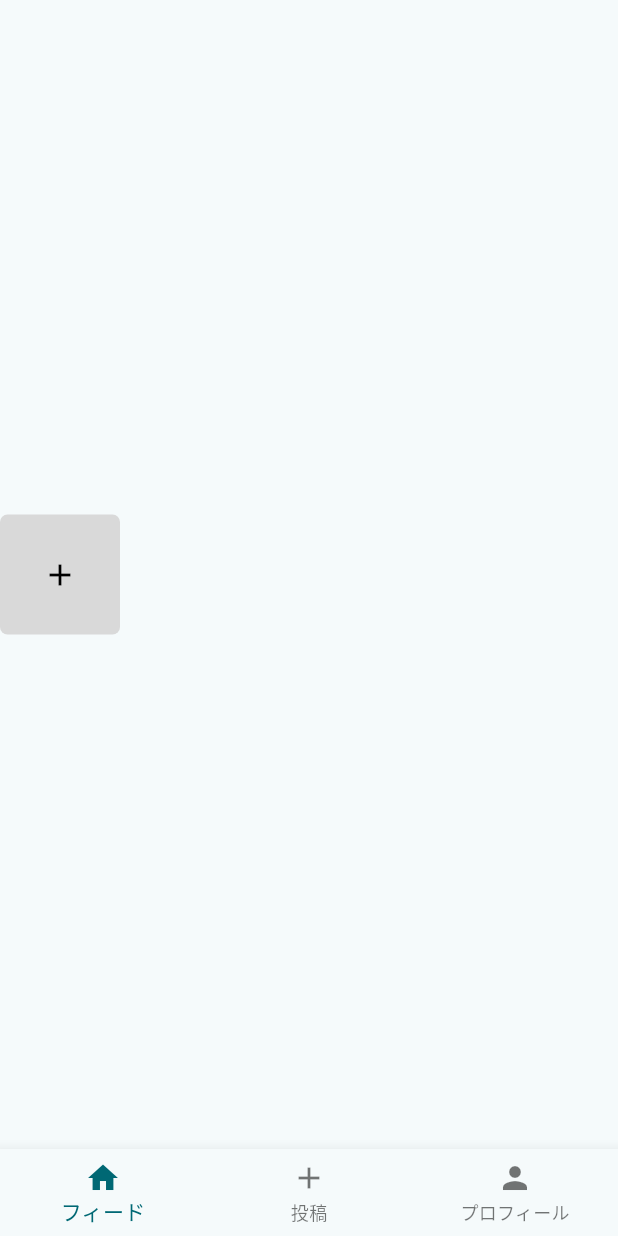
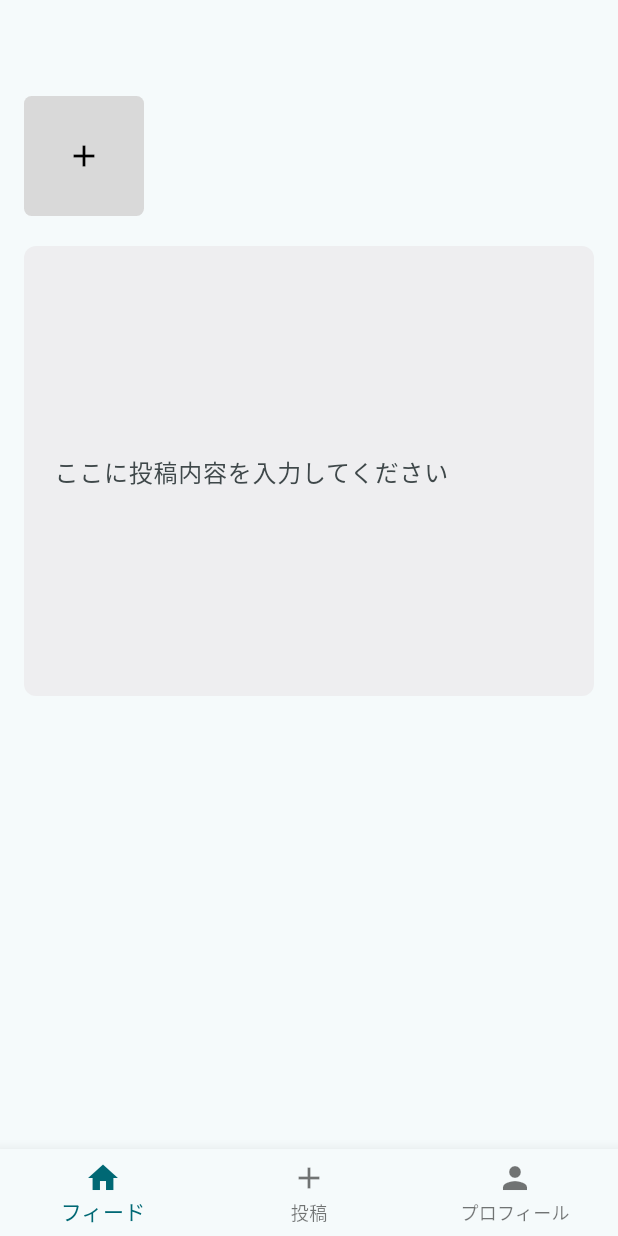
Before and after one commit to hanaka23/naily, a Flutter app: the PostPage screen opened by its route, on a phone screen of 412 x 824 dp. Run offline on Flutter 3.47's test engine with Material 3 defaults, Android fonts, the phone set to English and light mode, and no system bars; our stand-ins replace cloud_firestore, firebase_auth, firebase_core, flutter_svg, go_router, image_picker; accounts and stored records are empty.

Commit message:
discription コンポーネント作成

```diff
--- a/lib/features/post/components/edit_discription_ui.dart
+++ b/lib/features/post/components/edit_discription_ui.dart
@@ -1,15 +1,34 @@
 import 'package:flutter/material.dart';
+import 'package:naily/core/theme/app_colors.dart';
 
-class _PostDiscription extends StatefulWidget {
-  const _PostDiscription({super.key});
+class PostDiscription extends StatefulWidget {
+  const PostDiscription({super.key});
 
   @override
-  State<_PostDiscription> createState() => __PostDiscriptionState();
+  State<PostDiscription> createState() => _PostDiscriptionState();
 }
 
-class __PostDiscriptionState extends State<_PostDiscription> {
+class _PostDiscriptionState extends State<PostDiscription> {
   @override
   Widget build(BuildContext context) {
-    return const Placeholder();
+    return SizedBox(
+      height: 300,
+      width: double.infinity,
+      child: TextField(
+        expands: true,
+        maxLines: null,
+        minLines: null,
+        decoration: InputDecoration(
+          hintText: 'ここに投稿内容を入力してください',
+          filled: true, // 背景を塗りつぶす
+          fillColor: AppColors.gray, // 背景色を指定
+          border: OutlineInputBorder(
+            borderRadius: BorderRadius.circular(8),
+            borderSide: BorderSide.none, // 枠線を非表示
+          ),
+          contentPadding: const EdgeInsets.all(16),
+        ),
+      ),
+    );
   }
 }
--- /dev/null
+++ b/lib/features/post/components/post_button.dart
@@ -0,0 +1,15 @@
+import 'package:flutter/material.dart';
+
+class PostButton extends StatelessWidget {
+  const PostButton({super.key});
+
+  @override
+  Widget build(BuildContext context) {
+    return TextButton(
+      onPressed: () {
+
+      },
+      child: const Text('投稿'),
+    );
+  }
+}
--- a/lib/pages/post_page.dart
+++ b/lib/pages/post_page.dart
@@ -1,5 +1,7 @@
 import 'package:flutter/material.dart';
+import 'package:naily/core/theme/app_spacing.dart';
 import 'package:naily/features/post/components/add_images_ui.dart';
+import 'package:naily/features/post/components/edit_discription_ui.dart';
 
 class PostPage extends StatelessWidget {
   const PostPage({super.key});
@@ -7,8 +9,16 @@ class PostPage extends StatelessWidget {
   @override
   Widget build(BuildContext context) {
     return const Scaffold(
-      body: Center(
-        child: PostImages(),
+      body: Padding(
+        padding: EdgeInsets.only(top: AppSpacing.xxl, left: AppSpacing.sm, right: AppSpacing.sm),
+        child: Column(
+          mainAxisAlignment: MainAxisAlignment.start,
+          children: [
+            PostImages(),
+            SizedBox(height: 20),
+            PostDiscription(),
+          ],
+        ),
       ),
     );
   }
```
